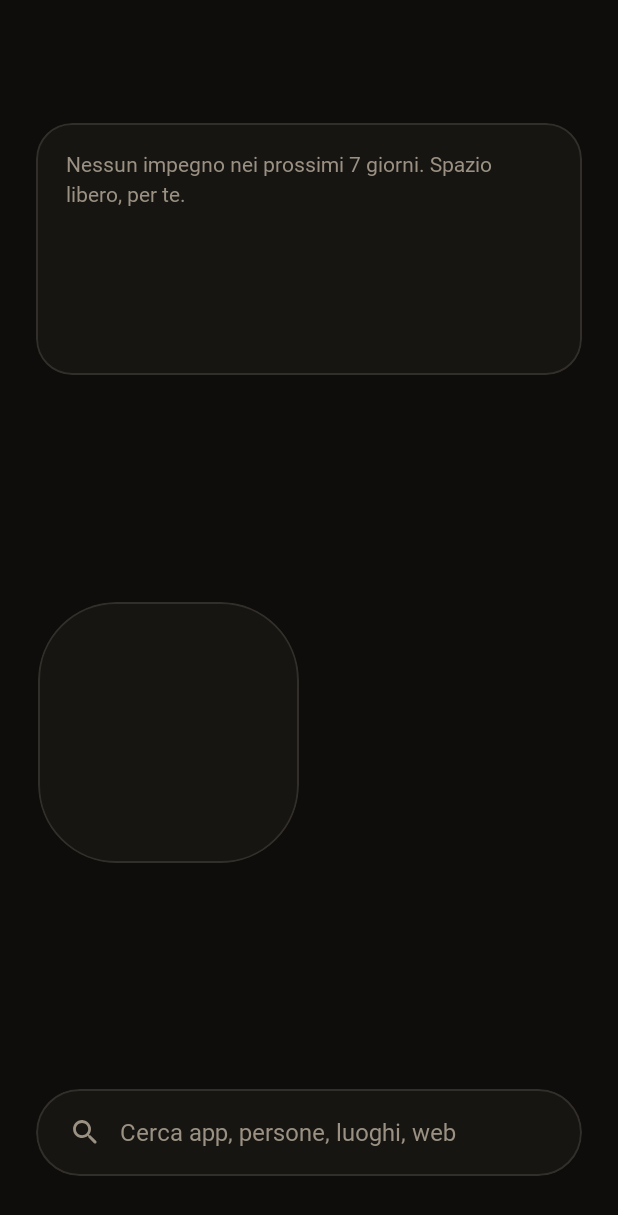
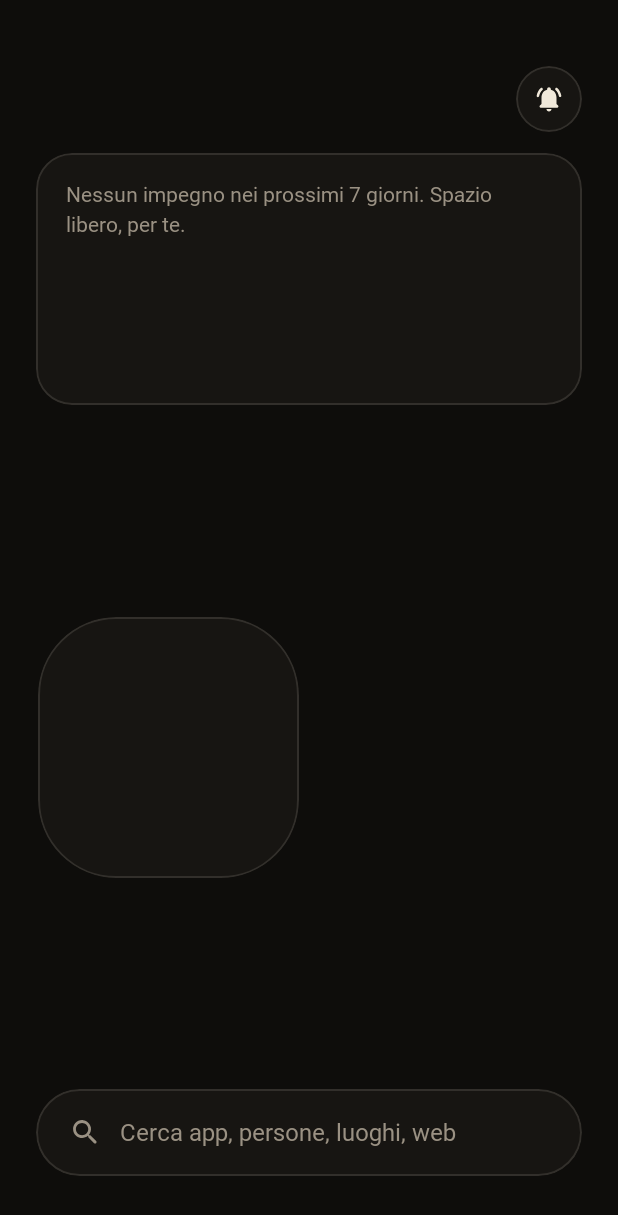
Before and after one commit to carellice/kanso, an Android app built with Jetpack Compose: the composable HomePage shown on its own in the app's theme, on a phone screen of 412 x 824 dp. Shown: the top 1215 px of the screen. Run offline under Robolectric (Android 15) with nearby library versions, the phone set to English and light mode, and no system bars; pictures from the network do not load; Roboto replaces fonts that are not available here.

Commit message:
Home: pulsante per suoneria, vibrazione o silenzioso, da mostrare o nascondere nelle impostazioni

```diff
--- a/app/src/main/AndroidManifest.xml
+++ b/app/src/main/AndroidManifest.xml
@@ -6,6 +6,8 @@
     <uses-permission android:name="android.permission.INTERNET" />
     <uses-permission android:name="android.permission.EXPAND_STATUS_BAR" />
     <uses-permission android:name="android.permission.READ_CONTACTS" />
+    <!-- Il pulsante suoneria: passare al silenzioso tocca il "Non disturbare". -->
+    <uses-permission android:name="android.permission.ACCESS_NOTIFICATION_POLICY" />
     <!-- Solo lettura: l'agenda con gli impegni dei prossimi giorni. -->
     <uses-permission android:name="android.permission.READ_CALENDAR" />
     <!-- Concesso all'app Home da Android 15: vedere e sbloccare lo spazio privato. -->
--- a/app/src/main/java/app/kanso/data/Prefs.kt
+++ b/app/src/main/java/app/kanso/data/Prefs.kt
@@ -28,6 +28,7 @@ class Prefs(context: Context) {
     var monochrome by mutableStateOf(sp.getBoolean("monochrome", true)); private set
     var showClock by mutableStateOf(sp.getBoolean("showClock", false)); private set
     var showTorch by mutableStateOf(sp.getBoolean("showTorch", true)); private set
+    var showRinger by mutableStateOf(sp.getBoolean("showRinger", true)); private set
     // Prima c'era solo l'interruttore "skeuo": chi lo aveva acceso resta sullo skeuomorfismo.
     var style by mutableStateOf(
         sp.getString("style", null)?.let { runCatching { Style.valueOf(it) }.getOrNull() }
@@ -57,6 +58,7 @@ class Prefs(context: Context) {
     fun saveStyle(v: Style) { style = v; sp.edit().putString("style", v.name).apply() }
     fun saveShowClock(v: Boolean) { showClock = v; sp.edit().putBoolean("showClock", v).apply() }
     fun saveShowTorch(v: Boolean) { showTorch = v; sp.edit().putBoolean("showTorch", v).apply() }
+    fun saveShowRinger(v: Boolean) { showRinger = v; sp.edit().putBoolean("showRinger", v).apply() }
     fun saveOnboarded(v: Boolean = true) { onboarded = v; sp.edit().putBoolean("onboarded", v).apply() }
     fun saveLockMode(v: LockMode) { lockMode = v; sp.edit().putString("lockMode", v.name).apply() }
     fun saveCloudflare(account: String, token: String) {
--- a/app/src/main/java/app/kanso/ui/HomePage.kt
+++ b/app/src/main/java/app/kanso/ui/HomePage.kt
@@ -106,7 +106,7 @@ fun HomePage(vm: KansoViewModel) {
     val tracker = remember { VelocityTracker() }
     val context = androidx.compose.ui.platform.LocalContext.current
     val hasTorch = remember { torchCamera(context) != null }
-    val toggles = vm.prefs.showTorch && hasTorch
+    val toggles = vm.prefs.showTorch && hasTorch || vm.prefs.showRinger
     Column(
         Modifier
             .fillMaxSize()
@@ -203,6 +203,7 @@ private fun Clock(vm: KansoViewModel, toggles: Boolean) {
         val buttons = @Composable {
             if (toggles) Row(horizontalArrangement = Arrangement.spacedBy(8.dp)) {
                 if (vm.prefs.showTorch) TorchButton()
+                if (vm.prefs.showRinger) RingerButton(vm)
             }
         }
         // Accanto all'orologio in colonna, coi pulsanti sotto; da soli, in riga coi pulsanti a destra.
--- a/app/src/main/java/app/kanso/ui/QuickToggles.kt
+++ b/app/src/main/java/app/kanso/ui/QuickToggles.kt
@@ -1,6 +1,17 @@
 package app.kanso.ui
 
+import android.app.NotificationManager
+import android.content.BroadcastReceiver
 import android.content.Context
+import android.content.Intent
+import android.content.IntentFilter
+import android.media.AudioManager
+import android.provider.Settings
+import androidx.core.content.ContextCompat
+import app.kanso.KansoViewModel
+import androidx.compose.material.icons.rounded.NotificationsActive
+import androidx.compose.material.icons.rounded.NotificationsOff
+import androidx.compose.material.icons.rounded.Vibration
 import android.hardware.camera2.CameraCharacteristics
 import android.hardware.camera2.CameraManager
 import android.os.Handler
@@ -42,3 +53,37 @@ fun TorchButton() {
         active = on,
     ) { runCatching { cm.setTorchMode(id, !on) } }
 }
+
+/** Suoneria, vibrazione, silenzioso: ogni tocco passa alla modalità successiva. */
+@Composable
+fun RingerButton(vm: KansoViewModel) {
+    val ctx = LocalContext.current
+    val am = remember { ctx.getSystemService(AudioManager::class.java) }
+    var mode by remember { mutableStateOf(am.ringerMode) }
+    DisposableEffect(Unit) {
+        val r = object : BroadcastReceiver() {
+            override fun onReceive(c: Context, i: Intent) { mode = am.ringerMode }
+        }
+        ContextCompat.registerReceiver(ctx, r, IntentFilter(AudioManager.RINGER_MODE_CHANGED_ACTION), ContextCompat.RECEIVER_NOT_EXPORTED)
+        onDispose { ctx.unregisterReceiver(r) }
+    }
+    val (icon, label) = when (mode) {
+        AudioManager.RINGER_MODE_VIBRATE -> Icons.Rounded.Vibration to "Vibrazione"
+        AudioManager.RINGER_MODE_SILENT -> Icons.Rounded.NotificationsOff to "Silenzioso"
+        else -> Icons.Rounded.NotificationsActive to "Suoneria"
+    }
+    IconCircle(icon, "$label: tocca per cambiare", active = mode != AudioManager.RINGER_MODE_NORMAL) {
+        val next = when (mode) {
+            AudioManager.RINGER_MODE_NORMAL -> AudioManager.RINGER_MODE_VIBRATE
+            AudioManager.RINGER_MODE_VIBRATE -> AudioManager.RINGER_MODE_SILENT
+            else -> AudioManager.RINGER_MODE_NORMAL
+        }
+        // Entrare o uscire dal silenzioso tocca il "Non disturbare": Android chiede un permesso apposito.
+        val dnd = next == AudioManager.RINGER_MODE_SILENT || mode == AudioManager.RINGER_MODE_SILENT
+        val allowed = ctx.getSystemService(NotificationManager::class.java).isNotificationPolicyAccessGranted
+        if (dnd && !allowed) {
+            vm.toast("Consenti a Kanso l'accesso a \"Non disturbare\"")
+            vm.start(Intent(Settings.ACTION_NOTIFICATION_POLICY_ACCESS_SETTINGS))
+        } else runCatching { am.ringerMode = next; mode = next }
+    }
+}
--- a/app/src/main/java/app/kanso/ui/Settings.kt
+++ b/app/src/main/java/app/kanso/ui/Settings.kt
@@ -114,6 +114,8 @@ fun SettingsSheet(vm: KansoViewModel) {
                 Toggle("Mostra l'orologio", "Ora e data in alto nella Home", p.showClock, p::saveShowClock)
                 Divider()
                 Toggle("Pulsante torcia", "In alto nella Home, accanto all'orologio", p.showTorch, p::saveShowTorch)
+                Divider()
+                Toggle("Pulsante suoneria", "Suoneria, vibrazione o silenzioso con un tocco", p.showRinger, p::saveShowRinger)
                 Divider()
                 Toggle("Icone in bianco e nero", "Nella Libreria: meno colore, meno richiamo", p.monochrome, p::saveMonochrome)
             }
```
Also changed, not shown: 1 other file.
